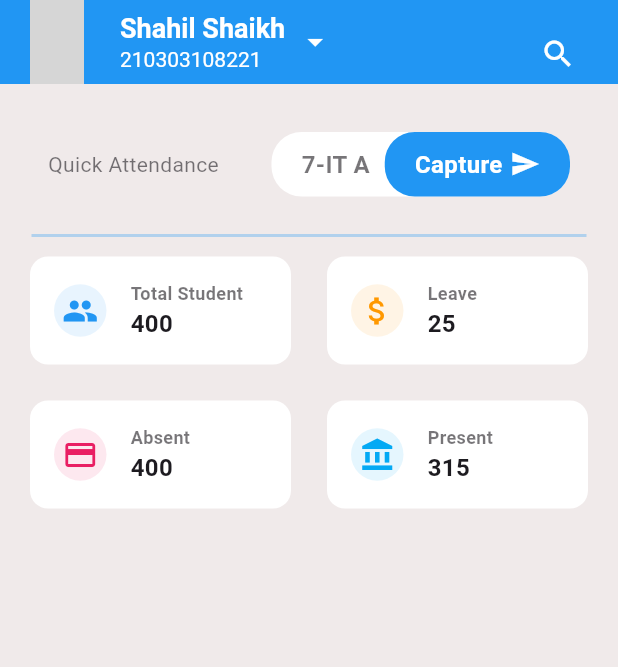
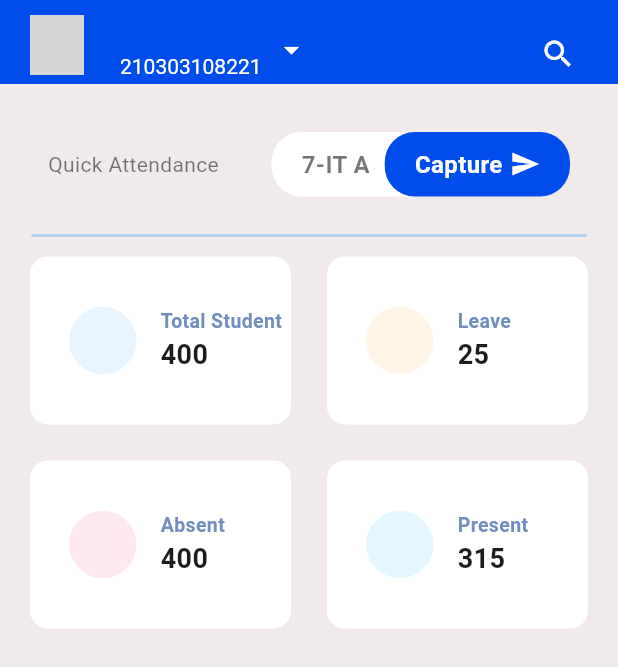
Before and after one commit to Sahilshaikh11/caulva, a Flutter app: the screen it shows once a user with an empty profile is signed in, on a phone screen of 412 x 824 dp. Shown: the top 667 px of the screen. Run offline on Flutter 3.47's test engine with Material 3 defaults, Android fonts, the phone set to English and light mode, and no system bars; our stand-ins replace firebase_auth, firebase_core, firebase_storage; accounts and stored records are empty; network calls fail; grey boxes are pictures that could not be loaded.

Commit message:
component updated

```diff
--- a/lib/components/appbar.dart
+++ b/lib/components/appbar.dart
@@ -1,37 +1,91 @@
 import 'package:caulva/features/search.dart';
+import 'package:caulva/theme/colors.dart';
 import 'package:flutter/material.dart';
-import 'package:caulva/features/dropdown_menu.dart'
-    as dropdownmenu; // Import the file correctly
+import 'package:firebase_auth/firebase_auth.dart';
+import 'package:caulva/features/dropdown_menu.dart' as dropdownmenu;
 
-class CustomAppBar extends StatelessWidget implements PreferredSizeWidget {
-  final String title;
+class CustomAppBar extends StatefulWidget implements PreferredSizeWidget {
   final String subtitle;
   final Widget? leading;
   final Widget? actions;
-
+  final double height;
 
   const CustomAppBar({
     Key? key,
-    required this.title,
     required this.subtitle,
     this.leading,
     this.actions,
+    this.height = kToolbarHeight, // Default height to kToolbarHeight
   }) : super(key: key);
+
+  @override
+  _CustomAppBarState createState() => _CustomAppBarState();
+
+  @override
+  Size get preferredSize => Size.fromHeight(height);
+}
+
+class _CustomAppBarState extends State<CustomAppBar> {
+  String userEmail = '';
+
+  @override
+  void initState() {
+    super.initState();
+    fetchUserEmail();
+  }
+
+  Future<void> fetchUserEmail() async {
+    User? user = FirebaseAuth.instance.currentUser;
+    if (user != null && user.email != null) {
+      setState(() {
+        userEmail = user.email!.split('@')[0];
+      });
+    }
+  }
 
   @override
   Widget build(BuildContext context) {
     return AppBar(
-      backgroundColor: Colors.blue,
-      leading: const Padding(
-        padding: EdgeInsets.only(left: 20.0), // Add padding to the leading
-        child: CircleAvatar(
-          backgroundImage: NetworkImage(
-              'https://images.pexels.com/photos/614810/pexels-photo-614810.jpeg?cs=srgb&dl=pexels-simon-robben-55958-614810.jpg&fm=jpg'), // Replace with your image URL
-          radius: 20, // Adjust the radius to your liking
+      backgroundColor: AppColors.accentColor,
+      leading: Padding(
+        padding: const EdgeInsets.only(
+            left: 20.0, top: 10.0), // Add padding to the leading
+        child: Stack(
+          children: [
+            const CircleAvatar(
+              backgroundImage: NetworkImage(
+                  'https://images.pexels.com/photos/614810/pexels-photo-614810.jpeg?cs=srgb&dl=pexels-simon-robben-55958-614810.jpg&fm=jpg'), // Replace with your image URL
+              radius: 20, // Adjust the radius to your liking
+            ),
+            Positioned(
+              right: 0,
+              top: 0,
+              child: Container(
+                padding: const EdgeInsets.all(2.0), // Padding around the badge
+                decoration: BoxDecoration(
+                  color: Colors.red, // Badge background color
+                  borderRadius: BorderRadius.circular(100.0), // Rounded corners
+                ),
+                constraints: const BoxConstraints(
+                  minWidth: 15,
+                  minHeight: 15,
+                ),
+                child: const Text(
+                  '9+', // Badge text
+                  style: TextStyle(
+                    color: Colors.white,
+                    fontSize: 8,
+                  ),
+                  textAlign: TextAlign.center,
+                ),
+              ),
+            ),
+          ],
         ),
       ),
       title: Padding(
-        padding: const EdgeInsets.only(left: 8.0), // Add padding to the title
+        padding: const EdgeInsets.only(
+            left: 8.0, top: 10.0), // Add padding to the title
         child: GestureDetector(
           onTap: () {
             // Show the dropdown menu
@@ -44,17 +98,17 @@ class CustomAppBar extends StatelessWidget implements PreferredSizeWidget {
                 crossAxisAlignment: CrossAxisAlignment.start,
                 children: [
                   Text(
-                    title,
+                    userEmail,
                     style: const TextStyle(
-                      color: Colors.white,
+                      color: AppColors.textColorWhite,
                       fontWeight: FontWeight.bold,
                       fontSize: 18,
                     ),
                   ),
                   Text(
-                    subtitle,
+                    widget.subtitle,
                     style: const TextStyle(
-                      color: Colors.white,
+                      color: AppColors.textColorWhite,
                       fontSize: 14,
                     ),
                   ),
@@ -65,20 +119,20 @@ class CustomAppBar extends StatelessWidget implements PreferredSizeWidget {
                       8), // Add some space between the title and dropdown icon
               const Icon(
                 Icons.arrow_drop_down,
-                color: Colors.white,
+                color: AppColors.textColorWhite,
               ),
             ],
           ),
         ),
       ),
       actions: [
-        if (actions != null)
+        if (widget.actions != null)
           Padding(
             padding: const EdgeInsets.all(16.0), // Add padding to the actions
             child: IconButton(
-              icon: Icon(
+              icon: const Icon(
                 Icons.search,
-                color: Colors.white,
+                color: AppColors.textColorWhite,
               ),
               onPressed: () {
                 showSearch(
@@ -91,9 +145,4 @@ class CustomAppBar extends StatelessWidget implements PreferredSizeWidget {
       ],
     );
   }
-
-  @override
-  Size get preferredSize => const Size.fromHeight(kToolbarHeight);
 }
-
-//...
--- a/lib/components/attendance_stats.dart
+++ b/lib/components/attendance_stats.dart
@@ -1,3 +1,4 @@
+import 'package:caulva/theme/colors.dart';
 import 'package:flutter/material.dart';
 
 class AttendanceStatCard extends StatelessWidget {
@@ -20,7 +21,7 @@ class AttendanceStatCard extends StatelessWidget {
   Widget build(BuildContext context) {
     return Expanded(
       child: Card(
-        color: Colors.white,
+        color: AppColors.textColorWhite,
         elevation: 0,
         child: Padding(
           padding: EdgeInsets.all(16.0),
@@ -28,32 +29,35 @@ class AttendanceStatCard extends StatelessWidget {
             mainAxisAlignment: MainAxisAlignment.start,
             crossAxisAlignment: CrossAxisAlignment.center,
             children: [
-              Container(
-                width: 35,
-                height: 35,
-                decoration: BoxDecoration(
-                  shape: BoxShape.circle,
-                  color: color.withOpacity(
-                      0.1), // Reduce the opacity of the background color
+              Padding(
+                padding: const EdgeInsets.only(left: 10.0),
+                child: Container(
+                  width: 45,
+                  height: 80,
+                  decoration: BoxDecoration(
+                    shape: BoxShape.circle,
+                    color: color.withOpacity(
+                        0.1), // Reduce the opacity of the background color
+                  ),
+                  // child: Icon(icon,
+                  //     size: 32, color: color), // Keep the icon color as it is
                 ),
-                child: Icon(icon,
-                    size: 24, color: color), // Keep the icon color as it is
               ),
               SizedBox(width: 16),
               Column(
                 crossAxisAlignment: CrossAxisAlignment.start,
                 children: [
                   Opacity(
-                    opacity: 0.6,
+                    opacity: 1,
                     child: Text(
                       title,
                       style:
-                          TextStyle(fontSize: 12, fontWeight: FontWeight.bold),
+                          TextStyle(fontSize: 13, fontWeight: FontWeight.bold, color: AppColors.headingTextColor),
                     ),
                   ),
                   Text(
                     value,
-                    style: TextStyle(fontSize: 16, fontWeight: FontWeight.bold),
+                    style: TextStyle(fontSize: 18, fontWeight: FontWeight.bold),
                   ),
                 ],
               )
--- a/lib/components/button.dart
+++ b/lib/components/button.dart
@@ -1,3 +1,4 @@
+import 'package:caulva/theme/colors.dart';
 import 'package:flutter/material.dart';
 
 class MyButton extends StatelessWidget {
@@ -12,12 +13,12 @@ class MyButton extends StatelessWidget {
       child: Container(
         padding: const EdgeInsets.all(25),
         decoration: BoxDecoration(
-            color: Colors.blue, borderRadius: BorderRadius.circular(8)),
+            color: AppColors.accentColor, borderRadius: BorderRadius.circular(8)),
         child: Center(
             child: Text(
           text,
           style: const TextStyle(
-              color: Colors.white, fontWeight: FontWeight.bold, fontSize: 16),
+              color: AppColors.textColorWhite, fontWeight: FontWeight.bold, fontSize: 16),
         )),
       ),
     );
```
Also changed, not shown: lib/components/quick_attendance.dart (+78 -6 lines), lib/components/text_field.dart (+4 -3 lines).
